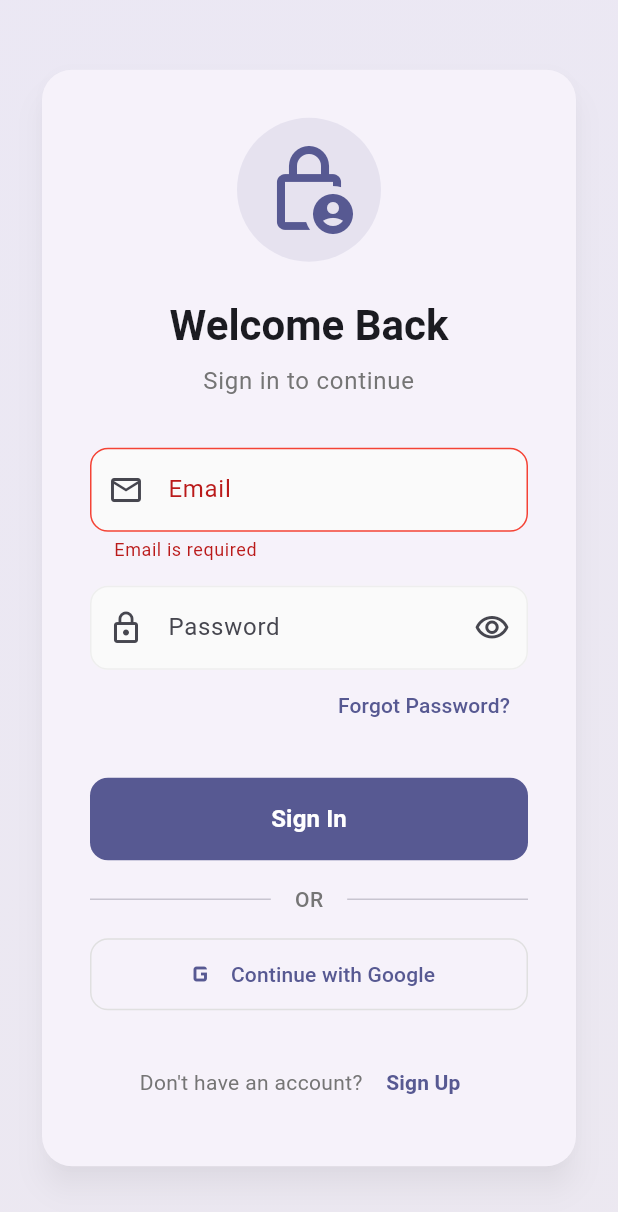
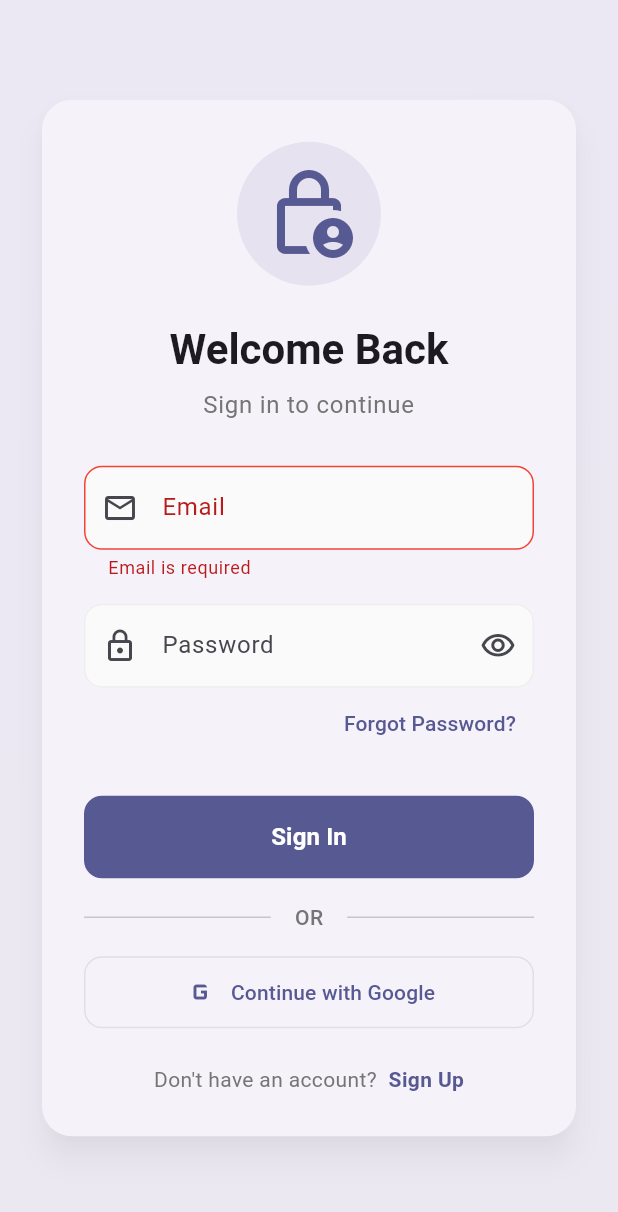
Before and after one commit to Next-Gen-Evans/LockIn-main, a Flutter app: the screen it shows after launch, after a tap on "Sign In", on a phone screen of 412 x 824 dp. Shown: the top 1212 px of the screen. Run offline on Flutter 3.47's test engine with Material 3 defaults, Android fonts, the phone set to English and light mode, and no system bars; our stand-ins replace firebase_auth, firebase_core; accounts and stored records are empty; generated files the repository leaves out were written again; network calls fail.

Commit message:
Resolved screen overflow by making auth screen fully responsive using Wrap and ConstrainedBox

```diff
--- a/lib/src/screens/auth_screen.dart
+++ b/lib/src/screens/auth_screen.dart
@@ -58,12 +58,9 @@ class _AuthScreenState extends State<AuthScreen>
   }
 
   Future<void> _submitForm() async {
-    if (!_formKey.currentState!.validate()) {
-      return;
-    }
+    if (!_formKey.currentState!.validate()) return;
 
     setState(() => _isLoading = true);
-
     final email = _emailController.text.trim();
     final password = _passwordController.text;
 
@@ -85,8 +82,6 @@ class _AuthScreenState extends State<AuthScreen>
           _isLogin ? 'Welcome back!' : 'Account created successfully!',
           isError: false,
         );
-
-        // Navigate to home screen
         Navigator.of(context).pushReplacement(
           MaterialPageRoute(builder: (_) => const HomeScreen()),
         );
@@ -94,9 +89,7 @@ class _AuthScreenState extends State<AuthScreen>
         _showSnackBar(result.error ?? 'An error occurred', isError: true);
       }
     } finally {
-      if (mounted) {
-        setState(() => _isLoading = false);
-      }
+      if (mounted) setState(() => _isLoading = false);
     }
   }
 
@@ -114,6 +107,8 @@ class _AuthScreenState extends State<AuthScreen>
 
   @override
   Widget build(BuildContext context) {
+    final screenWidth = MediaQuery.of(context).size.width;
+
     return Scaffold(
       body: Container(
         decoration: BoxDecoration(
@@ -134,6 +129,10 @@ class _AuthScreenState extends State<AuthScreen>
               padding: const EdgeInsets.all(24.0),
               child: FadeTransition(
                 opacity: _fadeAnimation,
+                child: ConstrainedBox(
+                  constraints: BoxConstraints(
+                    maxWidth: screenWidth < 400 ? screenWidth : 400,
+                  ),
                   child: Card(
                     elevation: 8,
                     shadowColor: Colors.black26,
@@ -141,7 +140,7 @@ class _AuthScreenState extends State<AuthScreen>
                       borderRadius: BorderRadius.circular(20),
                     ),
                     child: Padding(
-                    padding: const EdgeInsets.all(32.0),
+                      padding: const EdgeInsets.all(28.0),
                       child: Form(
                         key: _formKey,
                         child: Column(
@@ -149,7 +148,7 @@ class _AuthScreenState extends State<AuthScreen>
                           crossAxisAlignment: CrossAxisAlignment.stretch,
                           children: [
                             _buildHeader(),
-                          const SizedBox(height: 32),
+                            const SizedBox(height: 28),
                             _buildEmailField(),
                             const SizedBox(height: 16),
                             _buildPasswordField(),
@@ -171,6 +170,7 @@ class _AuthScreenState extends State<AuthScreen>
                             const SizedBox(height: 24),
                             _buildToggleButton(),
                           ],
+                        ),
                       ),
                     ),
                   ),
@@ -219,8 +219,7 @@ class _AuthScreenState extends State<AuthScreen>
     );
   }
 
-  Widget _buildEmailField() {
-    return CustomTextField(
+  Widget _buildEmailField() => CustomTextField(
     controller: _emailController,
     labelText: 'Email',
     hintText: 'Enter your email',
@@ -228,44 +227,33 @@ class _AuthScreenState extends State<AuthScreen>
     keyboardType: TextInputType.emailAddress,
     validator: Validators.validateEmail,
   );
-  }
 
-  Widget _buildPasswordField() {
-    return PasswordTextField(
+  Widget _buildPasswordField() => PasswordTextField(
     controller: _passwordController,
     labelText: 'Password',
     validator: _isLogin ? null : Validators.validatePassword,
     onChanged: (value) {
-        if (!_isLogin) {
-          setState(() {}); // Rebuild to update password strength indicator
-        }
+      if (!_isLogin) setState(() {});
     },
   );
-  }
 
-  Widget _buildConfirmPasswordField() {
-    return PasswordTextField(
+  Widget _buildConfirmPasswordField() => PasswordTextField(
     controller: _confirmPasswordController,
     labelText: 'Confirm Password',
     validator: (value) =>
         Validators.validateConfirmPassword(value, _passwordController.text),
   );
-  }
 
-  Widget _buildForgotPassword() {
-    return Align(
+  Widget _buildForgotPassword() => Align(
     alignment: Alignment.centerRight,
     child: TextButton(
-        onPressed: () {
-          _showSnackBar('Password reset coming soon!', isError: false);
-        },
+      onPressed: () =>
+          _showSnackBar('Password reset coming soon!', isError: false),
       child: const Text('Forgot Password?'),
     ),
   );
-  }
 
-  Widget _buildSubmitButton() {
-    return FilledButton(
+  Widget _buildSubmitButton() => FilledButton(
     onPressed: _isLoading ? null : _submitForm,
     style: FilledButton.styleFrom(
       padding: const EdgeInsets.symmetric(vertical: 16),
@@ -285,10 +273,8 @@ class _AuthScreenState extends State<AuthScreen>
             style: const TextStyle(fontSize: 16, fontWeight: FontWeight.w600),
           ),
   );
-  }
 
-  Widget _buildDivider() {
-    return Row(
+  Widget _buildDivider() => Row(
     children: [
       const Expanded(child: Divider()),
       Padding(
@@ -304,13 +290,10 @@ class _AuthScreenState extends State<AuthScreen>
       const Expanded(child: Divider()),
     ],
   );
-  }
 
-  Widget _buildGoogleButton() {
-    return OutlinedButton.icon(
-      onPressed: () {
-        _showSnackBar('Google Sign In coming soon!', isError: false);
-      },
+  Widget _buildGoogleButton() => OutlinedButton.icon(
+    onPressed: () =>
+        _showSnackBar('Google Sign In coming soon!', isError: false),
     icon: Image.network(
       'https://www.google.com/favicon.ico',
       height: 20,
@@ -325,18 +308,19 @@ class _AuthScreenState extends State<AuthScreen>
       side: BorderSide(color: Colors.grey[300]!),
     ),
   );
-  }
 
-  Widget _buildToggleButton() {
-    return Row(
-      mainAxisAlignment: MainAxisAlignment.center,
+  Widget _buildToggleButton() => Padding(
+    padding: const EdgeInsets.symmetric(horizontal: 8.0),
+    child: Wrap(
+      alignment: WrapAlignment.center,
+      spacing: 4,
       children: [
         Text(
           _isLogin ? "Don't have an account? " : 'Already have an account? ',
           style: TextStyle(color: Colors.grey[600]),
         ),
-        TextButton(
-          onPressed: _toggleAuthMode,
+        GestureDetector(
+          onTap: _toggleAuthMode,
           child: Text(
             _isLogin ? 'Sign Up' : 'Sign In',
             style: TextStyle(
@@ -346,6 +330,6 @@ class _AuthScreenState extends State<AuthScreen>
           ),
         ),
       ],
+    ),
   );
 }
-}
```
Lines whose indentation alone changed are shown as unchanged.
